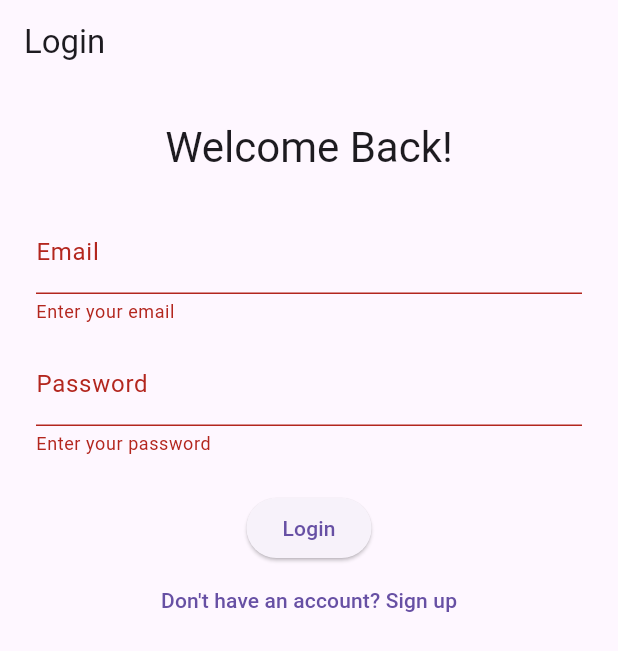
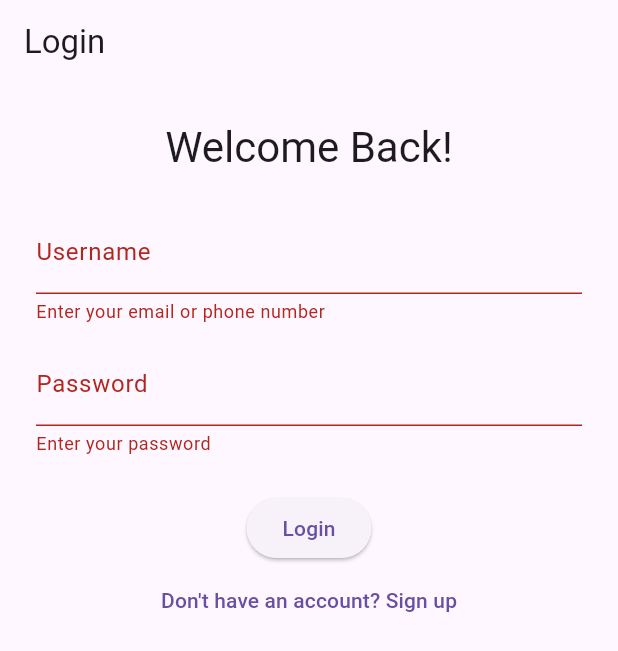
Before and after one commit to Daryaprs/APproject, a Flutter app: the screen it shows after launch, after a tap on "Login", on a phone screen of 412 x 824 dp. Shown: the top 651 px of the screen. Run offline on Flutter 3.47's test engine with Material 3 defaults, Android fonts, the light colour scheme and no system bars.

Commit message:
few changes

```diff
--- /dev/null
+++ b/ap_music_player/lib/User.dart
@@ -0,0 +1,38 @@
+import 'dart:io';
+import 'dart:convert';
+
+class User {
+  String username;
+  String password;
+
+  User({required this.username, required this.password});
+
+  Map<String, dynamic> toJson() => {
+    'username': username,
+    'password': password,
+  };
+}
+
+void sendLoginData(User user) async {
+  try {
+    final socket = await Socket.connect('10.0.2.2', 3000); // Replace with server IP & port
+    String jsonData = jsonEncode(user.toJson());
+    socket.write(jsonData);
+    print('Data sent: $jsonData');
+
+    // Listen for response (optional)
+    socket.listen((List<int> data) {
+      String response = utf8.decode(data);
+      print('Server response: $response');
+    });
+
+    await Future.delayed(Duration(seconds: 2));
+    socket.close();
+  } catch (e) {
+    print("Socket error: $e");
+  }
+}
+// void main() {
+//   User loginUser = User(username: "john_doe", password: "123456");
+//   sendLoginData(loginUser);
+// }
--- a/ap_music_player/lib/login_page.dart
+++ b/ap_music_player/lib/login_page.dart
@@ -1,5 +1,7 @@
 import 'package:flutter/material.dart';
 import 'package:ap_music_player/home_page.dart';
+
+import 'User.dart';
 
 class LoginPage extends StatefulWidget {
   @override
@@ -8,12 +10,12 @@ class LoginPage extends StatefulWidget {
 
 class _LoginPageState extends State<LoginPage> {
   final _formKey = GlobalKey<FormState>();
-  final emailController = TextEditingController();
+  final userNameController = TextEditingController();
   final passwordController = TextEditingController();
 
   @override
   void dispose() {
-    emailController.dispose();
+    userNameController.dispose();
     passwordController.dispose();
     super.dispose();
   }
@@ -22,6 +24,8 @@ class _LoginPageState extends State<LoginPage> {
     if (_formKey.currentState!.validate()) {
       // Show dialog for now
       Navigator.pushReplacementNamed(context, '/home');
+      User loginUser = new User(username: userNameController.text, password: passwordController.text);
+      sendLoginData(loginUser);
       // showDialog(
       //   context: context,
       //   builder: (_) => AlertDialog(
@@ -45,10 +49,10 @@ class _LoginPageState extends State<LoginPage> {
               Text("Welcome Back!", style: Theme.of(context).textTheme.headlineMedium),
               SizedBox(height: 24),
               TextFormField(
-                controller: emailController,
-                decoration: InputDecoration(labelText: 'Email'),
+                controller: userNameController,
+                decoration: InputDecoration(labelText: 'Username'),
                 validator: (value) =>
-                value == null || value.isEmpty ? 'Enter your email' : null,
+                value == null || value.isEmpty ? 'Enter your email or phone number' : null,
               ),
               SizedBox(height: 12),
               TextFormField(
--- a/ap_music_player/lib/signup_page.dart
+++ b/ap_music_player/lib/signup_page.dart
@@ -7,13 +7,13 @@ class SignupPage extends StatefulWidget {
 
 class _SignupPageState extends State<SignupPage> {
   final _formKey = GlobalKey<FormState>();
-  final emailController = TextEditingController();
+  final userNameController = TextEditingController();
   final passwordController = TextEditingController();
   final confirmPasswordController = TextEditingController();
 
   @override
   void dispose() {
-    emailController.dispose();
+    userNameController.dispose();
     passwordController.dispose();
     confirmPasswordController.dispose();
     super.dispose();
@@ -26,7 +26,7 @@ class _SignupPageState extends State<SignupPage> {
         context: context,
         builder: (_) => AlertDialog(
           title: Text('Signup Success'),
-          content: Text('Account created for ${emailController.text}!'),
+          content: Text('Account created for ${userNameController.text}!'),
         ),
       );
     }
@@ -45,10 +45,10 @@ class _SignupPageState extends State<SignupPage> {
               Text("Create Account", style: Theme.of(context).textTheme.headlineMedium),
               SizedBox(height: 24),
               TextFormField(
-                controller: emailController,
-                decoration: InputDecoration(labelText: 'Email'),
+                controller: userNameController,
+                decoration: InputDecoration(labelText: 'Username'),
                 validator: (value) =>
-                value == null || value.isEmpty ? 'Enter your email' : null,
+                value == null || value.isEmpty ? 'Enter your email or phone number' : null,
               ),
               SizedBox(height: 12),
               TextFormField(
```
Also changed, not shown: ap_music_player/lib/home_page.dart (+13 -3 lines).
